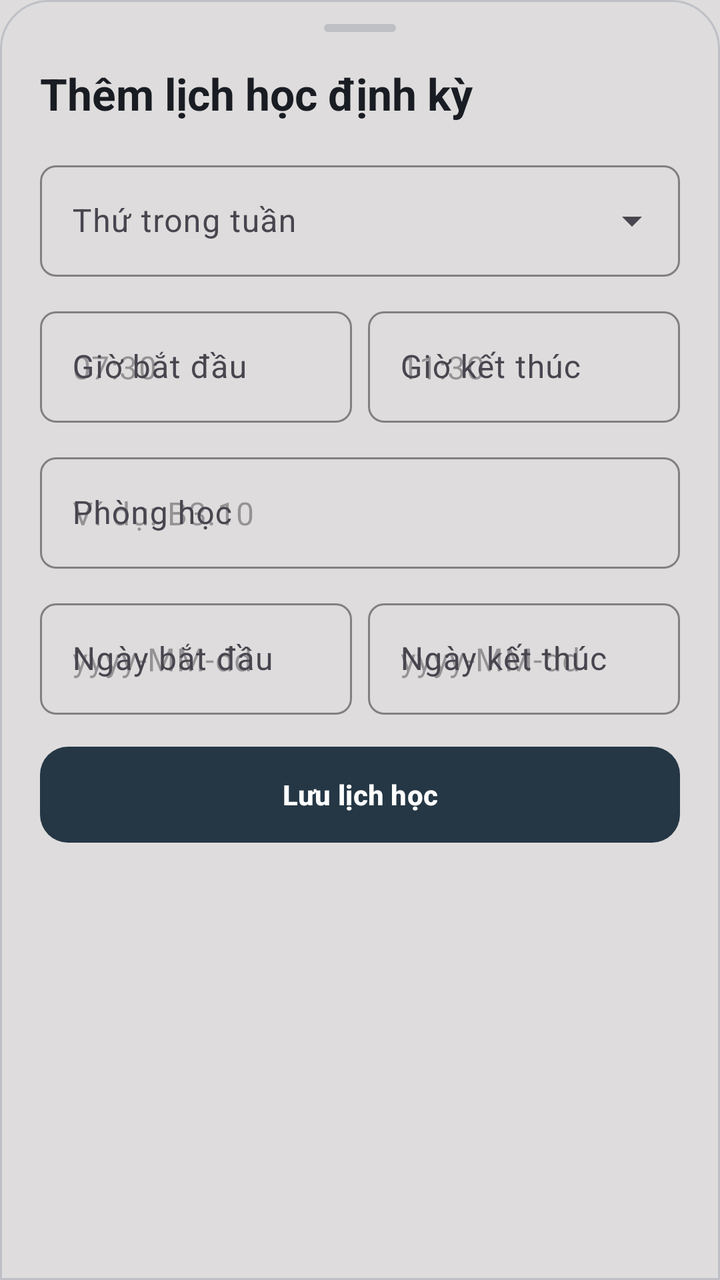
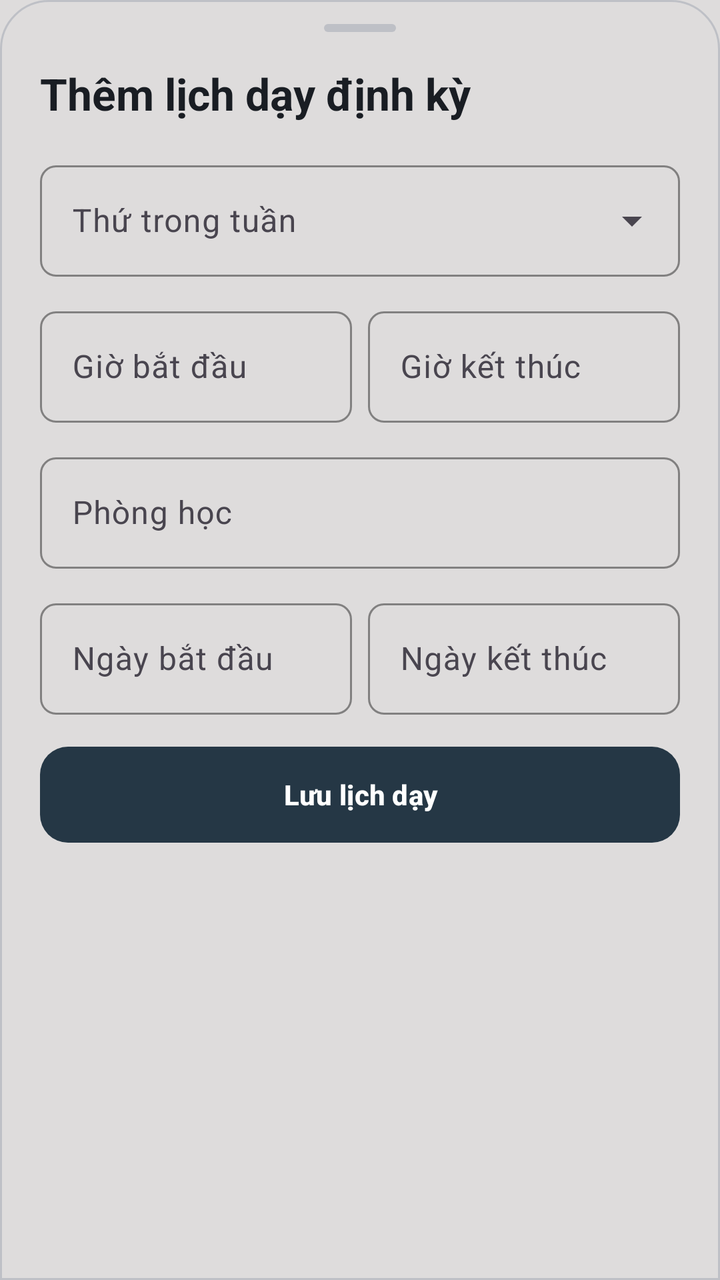

Before-and-after screenshots of an Android layout around one commit, followed by the original layout XML and the change that was made.
<!-- AndroidManifest.xml: application theme Theme.UniClassApp -->
<!-- res/layout/bottom_sheet_create_schedule.xml -->
<?xml version="1.0" encoding="utf-8"?>
<androidx.core.widget.NestedScrollView xmlns:android="http://schemas.android.com/apk/res/android"
    xmlns:app="http://schemas.android.com/apk/res-auto"
    android:layout_width="match_parent"
    android:layout_height="wrap_content"
    android:fillViewport="true">

    <LinearLayout
        android:layout_width="match_parent"
        android:layout_height="wrap_content"
        android:background="@drawable/bg_unified_bottom_sheet"
        android:orientation="vertical"
        android:paddingHorizontal="@dimen/space_20"
        android:paddingTop="@dimen/space_12"
        android:paddingBottom="@dimen/space_24">

        
        <View
            android:id="@+id/viewDragHandle"
            android:layout_width="36dp"
            android:layout_height="4dp"
            android:layout_gravity="center_horizontal"
            android:background="@drawable/bg_drag_handle" />

        
        <TextView
            android:id="@+id/tvScheduleTitleHeader"
            style="@style/TextAppearance.EduLens.Headline"
            android:layout_width="match_parent"
            android:layout_height="wrap_content"
            android:layout_marginTop="@dimen/space_16"
            android:text="@string/bottom_sheet_create_schedule_title" />

        
        <com.google.android.material.textfield.TextInputLayout
            android:id="@+id/tilDayOfWeek"
            style="@style/Widget.Material3.TextInputLayout.OutlinedBox.ExposedDropdownMenu"
            android:layout_width="match_parent"
            android:layout_height="wrap_content"
            android:layout_marginTop="@dimen/space_16"
            android:hint="@string/label_day_of_week"
            app:boxCornerRadiusBottomEnd="@dimen/radius_sm"
            app:boxCornerRadiusBottomStart="@dimen/radius_sm"
            app:boxCornerRadiusTopEnd="@dimen/radius_sm"
            app:boxCornerRadiusTopStart="@dimen/radius_sm"
            app:boxStrokeColor="@color/color_primary">

            <AutoCompleteTextView
                android:id="@+id/actDayOfWeek"
                android:layout_width="match_parent"
                android:layout_height="wrap_content"
                android:inputType="none"
                android:textColor="@color/text_primary" />
        </com.google.android.material.textfield.TextInputLayout>

        
        <LinearLayout
            android:layout_width="match_parent"
            android:layout_height="wrap_content"
            android:layout_marginTop="@dimen/space_12"
            android:orientation="horizontal">

            <com.google.android.material.textfield.TextInputLayout
                android:id="@+id/tilStartTime"
                style="@style/Widget.Material3.TextInputLayout.OutlinedBox"
                android:layout_width="0dp"
                android:layout_height="wrap_content"
                android:layout_marginEnd="@dimen/space_4"
                android:layout_weight="1"
                android:hint="@string/label_start_time"
                app:boxCornerRadiusBottomEnd="@dimen/radius_sm"
                app:boxCornerRadiusBottomStart="@dimen/radius_sm"
                app:boxCornerRadiusTopEnd="@dimen/radius_sm"
                app:boxCornerRadiusTopStart="@dimen/radius_sm"
                app:boxStrokeColor="@color/color_primary">

                <com.google.android.material.textfield.TextInputEditText
                    android:id="@+id/edtStartTime"
                    android:layout_width="match_parent"
                    android:layout_height="wrap_content"
                    android:clickable="true"
                    android:cursorVisible="false"
                    android:focusable="false"
                    android:hint="07:30"
                    android:textColor="@color/text_primary" />
            </com.google.android.material.textfield.TextInputLayout>

            <com.google.android.material.textfield.TextInputLayout
                android:id="@+id/tilEndTime"
                style="@style/Widget.Material3.TextInputLayout.OutlinedBox"
                android:layout_width="0dp"
                android:layout_height="wrap_content"
                android:layout_marginStart="@dimen/space_4"
                android:layout_weight="1"
                android:hint="@string/label_end_time"
                app:boxCornerRadiusBottomEnd="@dimen/radius_sm"
                app:boxCornerRadiusBottomStart="@dimen/radius_sm"
                app:boxCornerRadiusTopEnd="@dimen/radius_sm"
                app:boxCornerRadiusTopStart="@dimen/radius_sm"
                app:boxStrokeColor="@color/color_primary">

                <com.google.android.material.textfield.TextInputEditText
                    android:id="@+id/edtEndTime"
                    android:layout_width="match_parent"
                    android:layout_height="wrap_content"
                    android:clickable="true"
                    android:cursorVisible="false"
                    android:focusable="false"
                    android:hint="11:30"
                    android:textColor="@color/text_primary" />
            </com.google.android.material.textfield.TextInputLayout>
        </LinearLayout>

        
        <com.google.android.material.textfield.TextInputLayout
            android:id="@+id/tilRoom"
            style="@style/Widget.Material3.TextInputLayout.OutlinedBox"
            android:layout_width="match_parent"
            android:layout_height="wrap_content"
            android:layout_marginTop="@dimen/space_12"
            android:hint="@string/label_room"
            app:boxCornerRadiusBottomEnd="@dimen/radius_sm"
            app:boxCornerRadiusBottomStart="@dimen/radius_sm"
            app:boxCornerRadiusTopEnd="@dimen/radius_sm"
            app:boxCornerRadiusTopStart="@dimen/radius_sm"
            app:boxStrokeColor="@color/color_primary">

            <com.google.android.material.textfield.TextInputEditText
                android:id="@+id/edtRoom"
                android:layout_width="match_parent"
                android:layout_height="wrap_content"
                android:hint="Ví dụ: B3.10"
                android:inputType="textCapCharacters"
                android:maxLines="1"
                android:textColor="@color/text_primary" />
        </com.google.android.material.textfield.TextInputLayout>

        
        <LinearLayout
            android:layout_width="match_parent"
            android:layout_height="wrap_content"
            android:layout_marginTop="@dimen/space_12"
            android:orientation="horizontal">

            <com.google.android.material.textfield.TextInputLayout
                android:id="@+id/tilStartDate"
                style="@style/Widget.Material3.TextInputLayout.OutlinedBox"
                android:layout_width="0dp"
                android:layout_height="wrap_content"
                android:layout_marginEnd="@dimen/space_4"
                android:layout_weight="1"
                android:hint="@string/label_start_date"
                app:boxCornerRadiusBottomEnd="@dimen/radius_sm"
                app:boxCornerRadiusBottomStart="@dimen/radius_sm"
                app:boxCornerRadiusTopEnd="@dimen/radius_sm"
                app:boxCornerRadiusTopStart="@dimen/radius_sm"
                app:boxStrokeColor="@color/color_primary">

                <com.google.android.material.textfield.TextInputEditText
                    android:id="@+id/edtStartDate"
                    android:layout_width="match_parent"
                    android:layout_height="wrap_content"
                    android:clickable="true"
                    android:cursorVisible="false"
                    android:focusable="false"
                    android:hint="yyyy-MM-dd"
                    android:textColor="@color/text_primary" />
            </com.google.android.material.textfield.TextInputLayout>

            <com.google.android.material.textfield.TextInputLayout
                android:id="@+id/tilEndDate"
                style="@style/Widget.Material3.TextInputLayout.OutlinedBox"
                android:layout_width="0dp"
                android:layout_height="wrap_content"
                android:layout_marginStart="@dimen/space_4"
                android:layout_weight="1"
                android:hint="@string/label_end_date"
                app:boxCornerRadiusBottomEnd="@dimen/radius_sm"
                app:boxCornerRadiusBottomStart="@dimen/radius_sm"
                app:boxCornerRadiusTopEnd="@dimen/radius_sm"
                app:boxCornerRadiusTopStart="@dimen/radius_sm"
                app:boxStrokeColor="@color/color_primary">

                <com.google.android.material.textfield.TextInputEditText
                    android:id="@+id/edtEndDate"
                    android:layout_width="match_parent"
                    android:layout_height="wrap_content"
                    android:clickable="true"
                    android:cursorVisible="false"
                    android:focusable="false"
                    android:hint="yyyy-MM-dd"
                    android:textColor="@color/text_primary" />
            </com.google.android.material.textfield.TextInputLayout>
        </LinearLayout>

        
        <ProgressBar
            android:id="@+id/pbLoading"
            android:layout_width="wrap_content"
            android:layout_height="wrap_content"
            android:layout_gravity="center_horizontal"
            android:layout_marginTop="@dimen/space_12"
            android:visibility="gone" />

        
        <com.google.android.material.button.MaterialButton
            android:id="@+id/btnSubmitSchedule"
            style="@style/Widget.EduLens.Button.Filled"
            android:layout_width="match_parent"
            android:layout_height="@dimen/button_height_lg"
            android:layout_marginTop="@dimen/space_16"
            android:text="@string/btn_save_schedule" />
    </LinearLayout>
</androidx.core.widget.NestedScrollView>
<!-- resources referenced by this layout -->
<resources>
  <color name="color_primary">#253745</color>
  <color name="text_primary">@color/uc_text_primary</color>
  <dimen name="button_height_lg">48dp</dimen>
  <dimen name="radius_sm">8dp</dimen>
  <dimen name="space_12">12dp</dimen>
  <dimen name="space_16">16dp</dimen>
  <dimen name="space_20">20dp</dimen>
  <dimen name="space_24">24dp</dimen>
  <dimen name="space_4">4dp</dimen>
  <!-- drawable bg_drag_handle (drawable) -->
  <?xml version="1.0" encoding="utf-8"?>
  <shape xmlns:android="http://schemas.android.com/apk/res/android"
      android:shape="rectangle">
      <corners android:radius="@dimen/radius_pill" />
      <solid android:color="@color/outline_border" />
      <size
          android:width="36dp"
          android:height="4dp" />
  </shape>
  <!-- drawable bg_unified_bottom_sheet (drawable) -->
  <?xml version="1.0" encoding="utf-8"?>
  <shape xmlns:android="http://schemas.android.com/apk/res/android"
      android:shape="rectangle">
      <solid android:color="@color/uc_bg_bottom_nav" />
      <corners
          android:topLeftRadius="24dp"
          android:topRightRadius="24dp" />
      <stroke
          android:width="1dp"
          android:color="@color/uc_border_card" />
  </shape>
  <string name="bottom_sheet_create_schedule_title">Thêm lịch học định kỳ</string>
  <string name="btn_save_schedule">Lưu lịch học</string>
  <string name="label_day_of_week">Thứ trong tuần</string>
  <string name="label_end_date">Ngày kết thúc</string>
  <string name="label_end_time">Giờ kết thúc</string>
  <string name="label_room">Phòng học</string>
  <string name="label_start_date">Ngày bắt đầu</string>
  <string name="label_start_time">Giờ bắt đầu</string>
  <style name="TextAppearance.EduLens.Headline" parent="TextAppearance.Material3.HeadlineSmall">
          <item name="android:textSize">22sp</item>
          <item name="android:textStyle">bold</item>
          <item name="android:textColor">@color/text_primary</item>
      </style>
  <style name="Widget.EduLens.Button.Filled" parent="Widget.Material3.Button">
          <item name="android:minHeight">@dimen/button_height_md</item>
          <item name="android:insetTop">0dp</item>
          <item name="android:insetBottom">0dp</item>
          <item name="backgroundTint">@color/uc_btn_primary_bg</item>
          <item name="android:textColor">@color/uc_btn_primary_text</item>
          <item name="iconTint">@color/uc_btn_primary_text</item>
          <item name="cornerRadius">14dp</item>
          <item name="android:textAllCaps">false</item>
          <item name="android:textStyle">bold</item>
      </style>
  <style name="Theme.UniClassApp" parent="Base.Theme.UniClassApp" />
  <color name="uc_text_primary">#191D23</color>
  <dimen name="radius_pill">999dp</dimen>
  <color name="outline_border">@color/uc_border_card</color>
  <color name="uc_bg_bottom_nav">@color/uc_bg_canvas</color>
  <color name="uc_border_card">#73989DAA</color>
  <dimen name="button_height_md">40dp</dimen>
  <color name="uc_btn_primary_bg">#253745</color>
  <color name="uc_btn_primary_text">#FFFFFF</color>
  <style name="Base.Theme.UniClassApp" parent="Theme.Material3.DayNight.NoActionBar">
          <item name="colorPrimary">@color/p2_teal</item>
          <item name="colorSecondary">@color/p2_lavender</item>
          <item name="colorSurface">@color/uc_bg_canvas</item>
          <item name="android:colorBackground">@color/uc_bg_canvas</item>
          <item name="colorError">@color/color_error</item>
          <item name="android:statusBarColor">@color/uc_bg_canvas</item>
          <item name="android:windowLightStatusBar" tools:targetApi="m">true</item>
      </style>
  <color name="uc_bg_canvas">#DEDCDC</color>
  <color name="p2_teal">#57707A</color>
  <color name="p2_lavender">#C5BAC4</color>
  <color name="color_error">#DC2626</color>
</resources>

<!-- the commit's change to res/layout/bottom_sheet_create_schedule.xml (unified diff, before → after) -->
@@ -81,7 +81,6 @@
                     android:clickable="true"
                     android:cursorVisible="false"
                     android:focusable="false"
-                    android:hint="07:30"
                     android:textColor="@color/text_primary" />
             </com.google.android.material.textfield.TextInputLayout>
 
@@ -106,7 +105,6 @@
                     android:clickable="true"
                     android:cursorVisible="false"
                     android:focusable="false"
-                    android:hint="11:30"
                     android:textColor="@color/text_primary" />
             </com.google.android.material.textfield.TextInputLayout>
         </LinearLayout>
@@ -119,6 +117,7 @@
             android:layout_height="wrap_content"
             android:layout_marginTop="@dimen/space_12"
             android:hint="@string/label_room"
+            app:placeholderText="Ví dụ: B3.10"
             app:boxCornerRadiusBottomEnd="@dimen/radius_sm"
             app:boxCornerRadiusBottomStart="@dimen/radius_sm"
             app:boxCornerRadiusTopEnd="@dimen/radius_sm"
@@ -129,7 +128,6 @@
                 android:id="@+id/edtRoom"
                 android:layout_width="match_parent"
                 android:layout_height="wrap_content"
-                android:hint="Ví dụ: B3.10"
                 android:inputType="textCapCharacters"
                 android:maxLines="1"
                 android:textColor="@color/text_primary" />
@@ -163,7 +161,6 @@
                     android:clickable="true"
                     android:cursorVisible="false"
                     android:focusable="false"
-                    android:hint="yyyy-MM-dd"
                     android:textColor="@color/text_primary" />
             </com.google.android.material.textfield.TextInputLayout>
 
@@ -188,7 +185,6 @@
                     android:clickable="true"
                     android:cursorVisible="false"
                     android:focusable="false"
-                    android:hint="yyyy-MM-dd"
                     android:textColor="@color/text_primary" />
             </com.google.android.material.textfield.TextInputLayout>
         </LinearLayout>
<!-- resource entries referenced after the edit -->
@@ -31,8 +31,8 @@
           android:width="1dp"
           android:color="@color/uc_border_card" />
   </shape>
-  <string name="bottom_sheet_create_schedule_title">Thêm lịch học định kỳ</string>
-  <string name="btn_save_schedule">Lưu lịch học</string>
+  <string name="bottom_sheet_create_schedule_title">Thêm lịch dạy định kỳ</string>
+  <string name="btn_save_schedule">Lưu lịch dạy</string>
   <string name="label_day_of_week">Thứ trong tuần</string>
   <string name="label_end_date">Ngày kết thúc</string>
   <string name="label_end_time">Giờ kết thúc</string>
